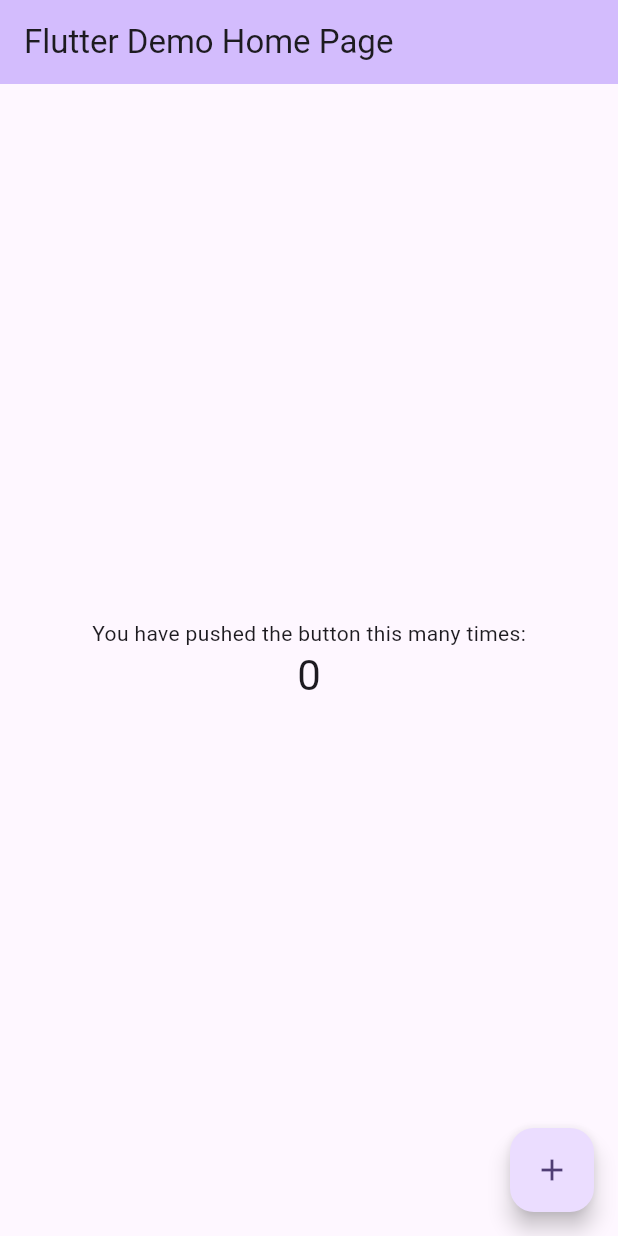
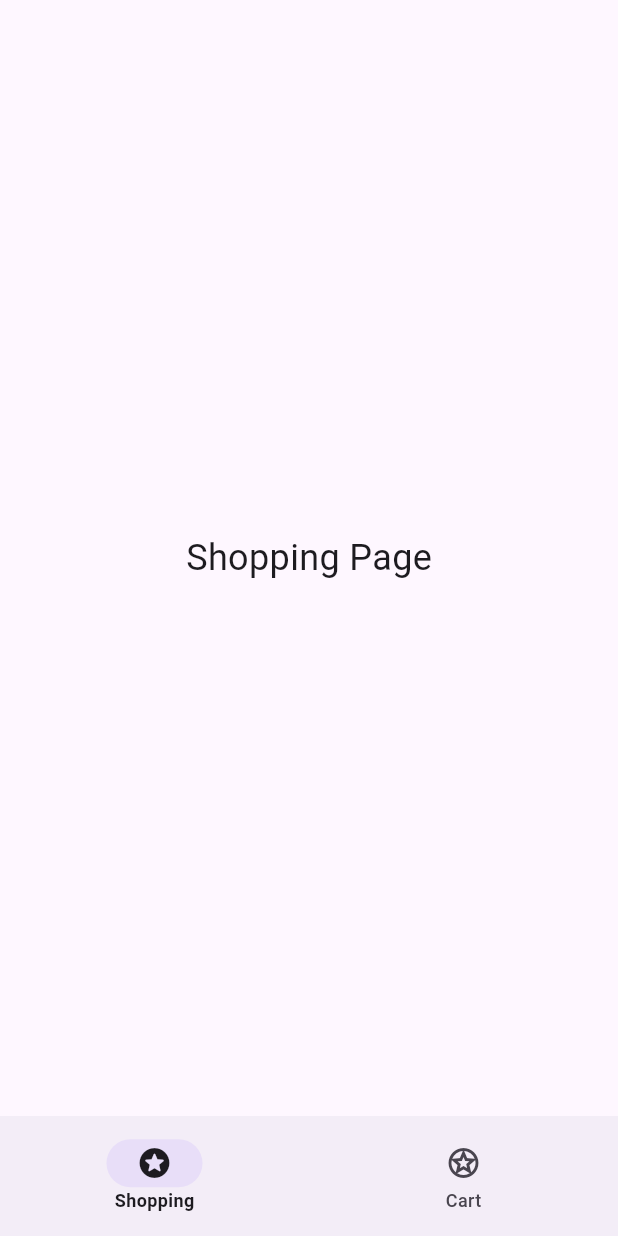
Before and after one commit to farida-jl/flutter_shopping_app, a Flutter app: the screen it shows after launch, on a phone screen of 412 x 824 dp. Run offline on Flutter 3.47's test engine with Material 3 defaults, Android fonts, the phone set to English and light mode, and no system bars.

Commit message:
feature: implement bottom nav bar, colors, text styles

```diff
--- /dev/null
+++ b/lib/feature/cart/presentation/cart_page.dart
@@ -0,0 +1,15 @@
+import 'package:flutter/material.dart';
+
+class CartPage extends StatelessWidget {
+  const CartPage({super.key});
+
+  @override
+  Widget build(BuildContext context) {
+    return Center(
+      child: Text(
+        'Cart Page',
+        style: TextStyle(fontSize: 24),
+      ),
+    );
+  }
+}
--- /dev/null
+++ b/lib/feature/shopping/presentation/shopping_page.dart
@@ -0,0 +1,15 @@
+import 'package:flutter/material.dart';
+
+class ShoppingPage extends StatelessWidget {
+  const ShoppingPage({super.key});
+
+  @override
+  Widget build(BuildContext context) {
+    return Center(
+      child: Text(
+        'Shopping Page',
+        style: TextStyle(fontSize: 24),
+      ),
+    );
+  }
+}
--- /dev/null
+++ b/lib/home_page.dart
@@ -0,0 +1,98 @@
+import 'package:flutter/material.dart';
+import 'package:flutter_shopping_app/shared/color_resource.dart';
+import 'package:flutter_shopping_app/shared/text_styles.dart';
+
+import 'feature/cart/presentation/cart_page.dart';
+import 'feature/shopping/presentation/shopping_page.dart';
+
+class HomePage extends StatefulWidget {
+  const HomePage({super.key});
+
+  @override
+  State<HomePage> createState() => _HomePageState();
+}
+
+class _HomePageState extends State<HomePage> {
+  int _selectedIndex = 0;
+
+  final List<Widget> _pages = [
+    ShoppingPage(),
+    CartPage(),
+  ];
+
+  void _onItemTapped(int index) {
+    setState(() {
+      _selectedIndex = index;
+    });
+  }
+
+  @override
+  Widget build(BuildContext context) {
+    return Scaffold(
+      body: _pages[_selectedIndex],
+      bottomNavigationBar: SizedBox(
+        height: 80,
+        child: BottomNavigationBar(
+          elevation: 0,
+          type: BottomNavigationBarType.fixed,
+          showSelectedLabels: false,
+          showUnselectedLabels: false,
+          selectedFontSize: 0,
+          unselectedFontSize: 0,
+          currentIndex: _selectedIndex,
+          onTap: _onItemTapped,
+          backgroundColor: ColorResource.surfaceContainerColor,
+          items: <BottomNavigationBarItem>[
+            BottomNavigationBarItem(
+                icon: _selectedIndex == 0
+                    ? _activeNavBar('Shopping')
+                    : _inActiveNavBar('Shopping'),
+                label: ''
+            ),
+            BottomNavigationBarItem(
+                icon: _selectedIndex == 1
+                    ? _activeNavBar('Cart')
+                    : _inActiveNavBar('Cart'),
+                label: ''
+            ),
+          ],
+        ),
+      ),
+    );
+  }
+
+  Widget _activeNavBar(String title) {
+    return Column(
+      children: [
+        Container(
+          width: 64,
+          height: 32,
+          decoration: BoxDecoration(
+            color: ColorResource.secondaryColor,
+            borderRadius: BorderRadius.circular(16),
+          ),
+          child: Icon(Icons.stars_rounded, color: ColorResource.onSurfaceColor),
+        ),
+        Text(
+          title,
+          style: fontLabelMediumProminent.copyWith(color: ColorResource.onSurfaceColor),
+        )
+      ],
+    );
+  }
+
+  Widget _inActiveNavBar(String title) {
+    return Column(
+      children: [
+        SizedBox(
+            height: 32,
+            child: Icon(Icons.stars_outlined, color: ColorResource.onSurfaceVariantColor)
+        ),
+        Text(
+          title,
+          style: fontLabelMedium.copyWith(color: ColorResource.onSurfaceVariantColor),
+        )
+      ],
+    );
+  }
+}
--- a/lib/main.dart
+++ b/lib/main.dart
@@ -1,4 +1,5 @@
 import 'package:flutter/material.dart';
+import 'home_page.dart';
 
 void main() {
   runApp(const MyApp());
@@ -13,110 +14,9 @@ class MyApp extends StatelessWidget {
     return MaterialApp(
       title: 'Flutter Demo',
       theme: ThemeData(
-        // This is the theme of your application.
-        //
-        // TRY THIS: Try running your application with "flutter run". You'll see
-        // the application has a purple toolbar. Then, without quitting the app,
-        // try changing the seedColor in the colorScheme below to Colors.green
-        // and then invoke "hot reload" (save your changes or press the "hot
-        // reload" button in a Flutter-supported IDE, or press "r" if you used
-        // the command line to start the app).
-        //
-        // Notice that the counter didn't reset back to zero; the application
-        // state is not lost during the reload. To reset the state, use hot
-        // restart instead.
-        //
-        // This works for code too, not just values: Most code changes can be
-        // tested with just a hot reload.
         colorScheme: ColorScheme.fromSeed(seedColor: Colors.deepPurple),
       ),
-      home: const MyHomePage(title: 'Flutter Demo Home Page'),
+      home: HomePage(),
     );
   }
 }
-
-class MyHomePage extends StatefulWidget {
-  const MyHomePage({super.key, required this.title});
-
-  // This widget is the home page of your application. It is stateful, meaning
-  // that it has a State object (defined below) that contains fields that affect
-  // how it looks.
-
-  // This class is the configuration for the state. It holds the values (in this
-  // case the title) provided by the parent (in this case the App widget) and
-  // used by the build method of the State. Fields in a Widget subclass are
-  // always marked "final".
-
-  final String title;
-
-  @override
-  State<MyHomePage> createState() => _MyHomePageState();
-}
-
-class _MyHomePageState extends State<MyHomePage> {
-  int _counter = 0;
-
-  void _incrementCounter() {
-    setState(() {
-      // This call to setState tells the Flutter framework that something has
-      // changed in this State, which causes it to rerun the build method below
-      // so that the display can reflect the updated values. If we changed
-      // _counter without calling setState(), then the build method would not be
-      // called again, and so nothing would appear to happen.
-      _counter++;
-    });
-  }
-
-  @override
-  Widget build(BuildContext context) {
-    // This method is rerun every time setState is called, for instance as done
-    // by the _incrementCounter method above.
-    //
-    // The Flutter framework has been optimized to make rerunning build methods
-    // fast, so that you can just rebuild anything that needs updating rather
-    // than having to individually change instances of widgets.
-    return Scaffold(
-      appBar: AppBar(
-        // TRY THIS: Try changing the color here to a specific color (to
-        // Colors.amber, perhaps?) and trigger a hot reload to see the AppBar
-        // change color while the other colors stay the same.
-        backgroundColor: Theme.of(context).colorScheme.inversePrimary,
-        // Here we take the value from the MyHomePage object that was created by
-        // the App.build method, and use it to set our appbar title.
-        title: Text(widget.title),
-      ),
-      body: Center(
-        // Center is a layout widget. It takes a single child and positions it
-        // in the middle of the parent.
-        child: Column(
-          // Column is also a layout widget. It takes a list of children and
-          // arranges them vertically. By default, it sizes itself to fit its
-          // children horizontally, and tries to be as tall as its parent.
-          //
-          // Column has various properties to control how it sizes itself and
-          // how it positions its children. Here we use mainAxisAlignment to
-          // center the children vertically; the main axis here is the vertical
-          // axis because Columns are vertical (the cross axis would be
-          // horizontal).
-          //
-          // TRY THIS: Invoke "debug painting" (choose the "Toggle Debug Paint"
-          // action in the IDE, or press "p" in the console), to see the
-          // wireframe for each widget.
-          mainAxisAlignment: MainAxisAlignment.center,
-          children: <Widget>[
-            const Text('You have pushed the button this many times:'),
-            Text(
-              '$_counter',
-              style: Theme.of(context).textTheme.headlineMedium,
-            ),
-          ],
-        ),
-      ),
-      floatingActionButton: FloatingActionButton(
-        onPressed: _incrementCounter,
-        tooltip: 'Increment',
-        child: const Icon(Icons.add),
-      ), // This trailing comma makes auto-formatting nicer for build methods.
-    );
-  }
-}
--- /dev/null
+++ b/lib/shared/color_resource.dart
@@ -0,0 +1,10 @@
+import 'dart:ui';
+
+class ColorResource {
+  static const Color primaryColor = Color(0xFF65558F);
+  static const Color secondaryColor = Color(0xFFE8DEF8);
+  static const Color placeholderColor = Color(0xFFE6E0E9);
+  static const Color onSurfaceColor = Color(0xFF1D1B20);
+  static const Color onSurfaceVariantColor = Color(0xFF49454F);
+  static const Color surfaceContainerColor = Color(0xFFF3EDF7);
+}
--- /dev/null
+++ b/lib/shared/text_styles.dart
@@ -0,0 +1,16 @@
+
+import 'package:flutter/material.dart';
+
+var labelMediumSize = 12.0;
+var labelLargeSize = 14.0;
+
+var titleLargeSize = 22.0;
+var titleMediumSize = 16.0;
+var titleSmallSize = 14.0;
+
+TextStyle fontLabelLarge = TextStyle(fontSize: labelLargeSize, fontWeight: FontWeight.w500);
+TextStyle fontLabelMedium = TextStyle(fontSize: labelMediumSize, fontWeight: FontWeight.w500);
+TextStyle fontLabelMediumProminent = TextStyle(fontSize: labelMediumSize, fontWeight: FontWeight.w600);
+TextStyle fontTitleLarge = TextStyle(fontSize: titleLargeSize, fontWeight: FontWeight.w400);
+TextStyle fontTitleMedium = TextStyle(fontSize: titleMediumSize, fontWeight: FontWeight.w500);
+TextStyle fontTitleSmall = TextStyle(fontSize: titleSmallSize, fontWeight: FontWeight.w500);
--- a/pubspec.yaml
+++ b/pubspec.yaml
@@ -44,7 +44,7 @@ dev_dependencies:
 
   flutter_lints: ^5.0.0
   build_runner: ^2.3.3
-  retrofit_generator: ^3.0.0
+  retrofit_generator: 4.2.0
 
 # For information on the generic Dart part of this file, see the
 # following page: https://dart.dev/tools/pub/pubspec
```
Also changed, not shown: pubspec.lock.
